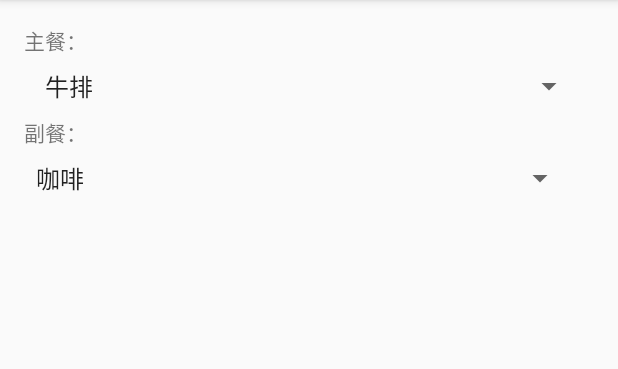
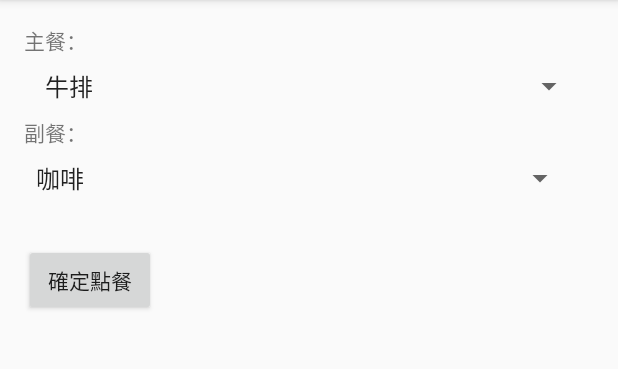
Before and after one commit to gigoallen/A-spinner, an Android app: the screen it shows after launch (MainActivity), on a phone screen of 412 x 824 dp, the part 84-453 px from its top. Run offline under Robolectric (Android 15) with nearby library versions, the phone set to English and light mode, and no system bars.

Commit message:
註冊 MainMeal, ViceMeal OnItemsSelectedListener 監聽

```diff
--- a/app/src/main/java/com/gigoallen/a_spinner/MainActivity.java
+++ b/app/src/main/java/com/gigoallen/a_spinner/MainActivity.java
@@ -2,13 +2,18 @@ package com.gigoallen.a_spinner;
 
 import android.support.v7.app.AppCompatActivity;
 import android.os.Bundle;
+import android.view.View;
 import android.widget.AdapterView;
 import android.widget.ArrayAdapter;
 import android.widget.Spinner;
+import android.widget.TextView;
 
 public class MainActivity extends AppCompatActivity {
 
     String[] viceMeal = {"咖啡", "果汁", "可樂"};
+    static String mainMealOK, mainMeals, viceMealOK, viceMeals;
+    //private Spinner spinnerMainMeal;
+    //private Spinner spinnerViceMeal;
 
     @Override
     protected void onCreate(Bundle savedInstanceState) {
@@ -28,6 +33,8 @@ public class MainActivity extends AppCompatActivity {
 
         spinnerMainMeal.setAdapter(adapterMain);
 
+
+
        //取得 程式裡面的 viceMeal 字串陣列
         ArrayAdapter<String> adapterVice =
                 new ArrayAdapter<>(this,
@@ -37,6 +44,53 @@ public class MainActivity extends AppCompatActivity {
                 android.R.layout.simple_spinner_dropdown_item);
         spinnerViceMeal.setAdapter(adapterVice);
 
+       //註冊 MainMeal OnItemsSelectedListener 監聽
+        spinnerMainMeal.setOnItemSelectedListener(
+                new AdapterView.OnItemSelectedListener() {
+                    @Override
+                    public void onItemSelected(AdapterView<?> adapterView, View view, int i, long l) {
+                        mainMealOK = adapterView.getSelectedItem().toString();
+                        mainMeals = "主餐為：" + mainMealOK;
+                    }
+
+                    @Override
+                    public void onNothingSelected(AdapterView<?> adapterView) {
+
+                    }
+                }
+        );
+
+        //註冊 ViceMeal OnItemsSelectedListener 監聽
+        spinnerViceMeal.setOnItemSelectedListener(
+                new AdapterView.OnItemSelectedListener() {
+                    @Override
+                    public void onItemSelected(AdapterView<?> adapterView, View view, int i, long l) {
+                        viceMealOK = adapterView.getSelectedItem().toString();
+                        viceMeals = "副餐為：" + viceMealOK;
+                    }
+
+                    @Override
+                    public void onNothingSelected(AdapterView<?> adapterView) {
+
+                    }
+                }
+        );
 
     }
+/*
+    private AdapterView.OnItemClickListener spinnerMainListener =
+            new AdapterView.OnItemClickListener() {
+                @Override
+                public void onItemClick(AdapterView<?> parent, View view, int i, long l) {
+                    mainMeal = parent.getSelectedItem().toString();
+                    mainMeals = "主餐為：" + mainMeal;
+                }
+
+            };
+*/
+    public void btnOrder(View view) {
+
+        TextView txtShow = findViewById(R.id.txtShow);
+        txtShow.setText(mainMeals + "\n" + viceMeals);
+    }
 }
--- a/app/src/main/res/layout/activity_main.xml
+++ b/app/src/main/res/layout/activity_main.xml
@@ -47,4 +47,26 @@
         android:text="副餐："
         app:layout_constraintStart_toStartOf="parent"
         app:layout_constraintTop_toBottomOf="@+id/spMainMeal" />
+
+    <Button
+        android:id="@+id/button"
+        android:layout_width="wrap_content"
+        android:layout_height="wrap_content"
+        android:layout_marginLeft="16dp"
+        android:layout_marginTop="32dp"
+        android:onClick="btnOrder"
+        android:text="確定點餐"
+        app:layout_constraintLeft_toLeftOf="parent"
+        app:layout_constraintTop_toBottomOf="@+id/spViceMeal" />
+
+    <TextView
+        android:id="@+id/txtShow"
+        android:layout_width="wrap_content"
+        android:layout_height="wrap_content"
+        android:layout_marginStart="16dp"
+        android:layout_marginTop="32dp"
+        android:textColor="#ff0000"
+        android:textSize="24sp"
+        app:layout_constraintStart_toStartOf="parent"
+        app:layout_constraintTop_toBottomOf="@+id/button" />
 </android.support.constraint.ConstraintLayout>
```
